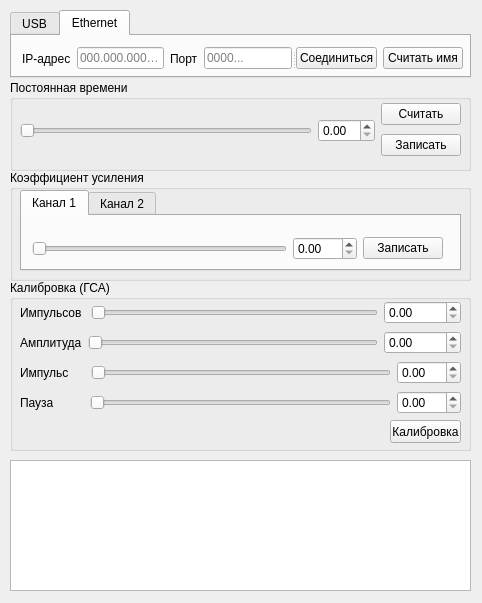
Old version of the form untitled.ui in the repository MikhailButs/GSA_emulator.
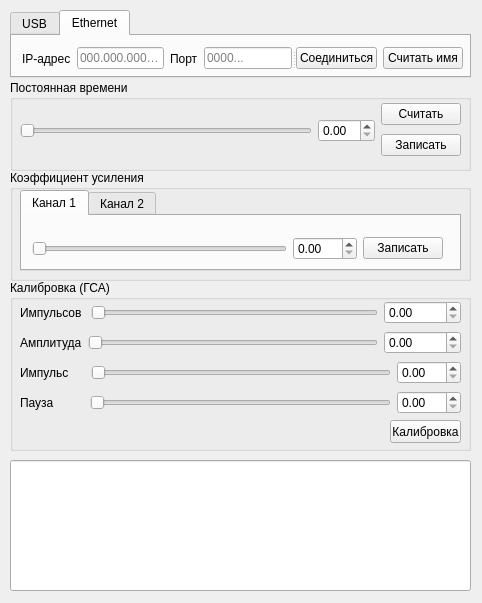
New version of the form. The open tabs and pages were chosen to show the change.

```diff
--- a/untitled.ui
+++ b/untitled.ui
@@ -402,25 +402,6 @@
      </layout>
     </widget>
    </widget>
-   <widget class="QTextBrowser" name="cml_box">
-    <property name="geometry">
-     <rect>
-      <x>10</x>
-      <y>460</y>
-      <width>461</width>
-      <height>131</height>
-     </rect>
-    </property>
-    <property name="frameShape">
-     <enum>QFrame::StyledPanel</enum>
-    </property>
-    <property name="frameShadow">
-     <enum>QFrame::Sunken</enum>
-    </property>
-    <property name="sizeAdjustPolicy">
-     <enum>QAbstractScrollArea::AdjustIgnored</enum>
-    </property>
-   </widget>
    <widget class="QGroupBox" name="groupBox_3">
     <property name="geometry">
      <rect>
@@ -535,6 +516,19 @@
      </widget>
     </widget>
    </widget>
+   <widget class="QLineEdit" name="cml_box">
+    <property name="geometry">
+     <rect>
+      <x>10</x>
+      <y>460</y>
+      <width>461</width>
+      <height>131</height>
+     </rect>
+    </property>
+    <property name="readOnly">
+     <bool>true</bool>
+    </property>
+   </widget>
   </widget>
  </widget>
  <resources/>
```
Left out of the diff: 4 changed lines with no effect on the pictures.
